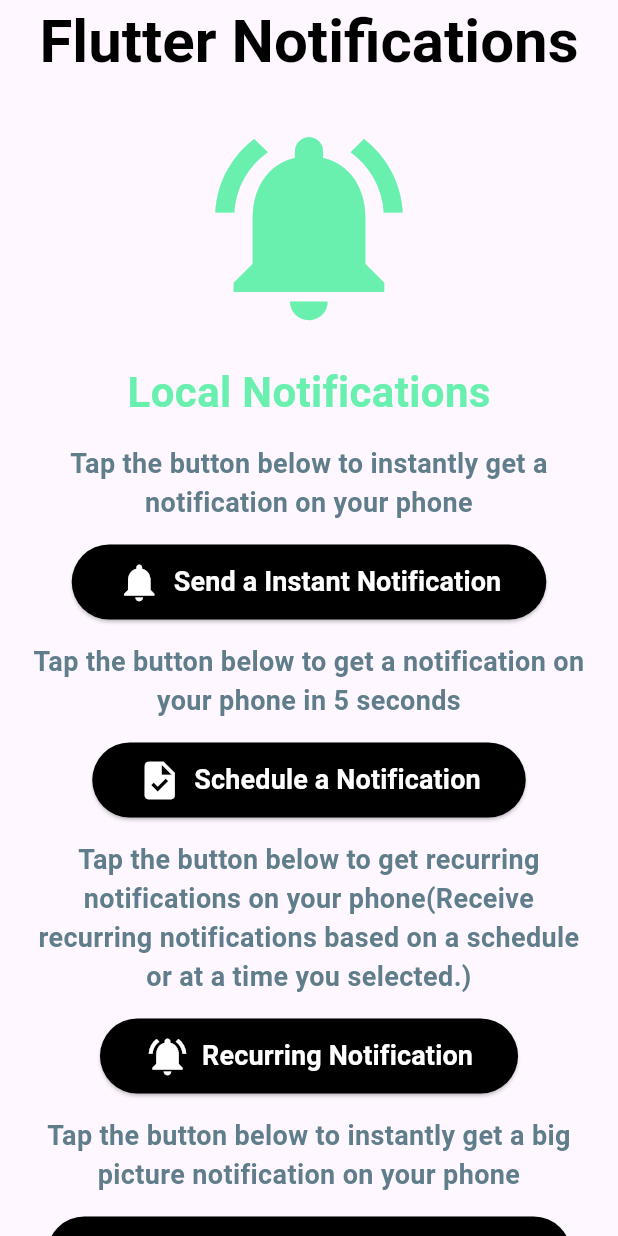
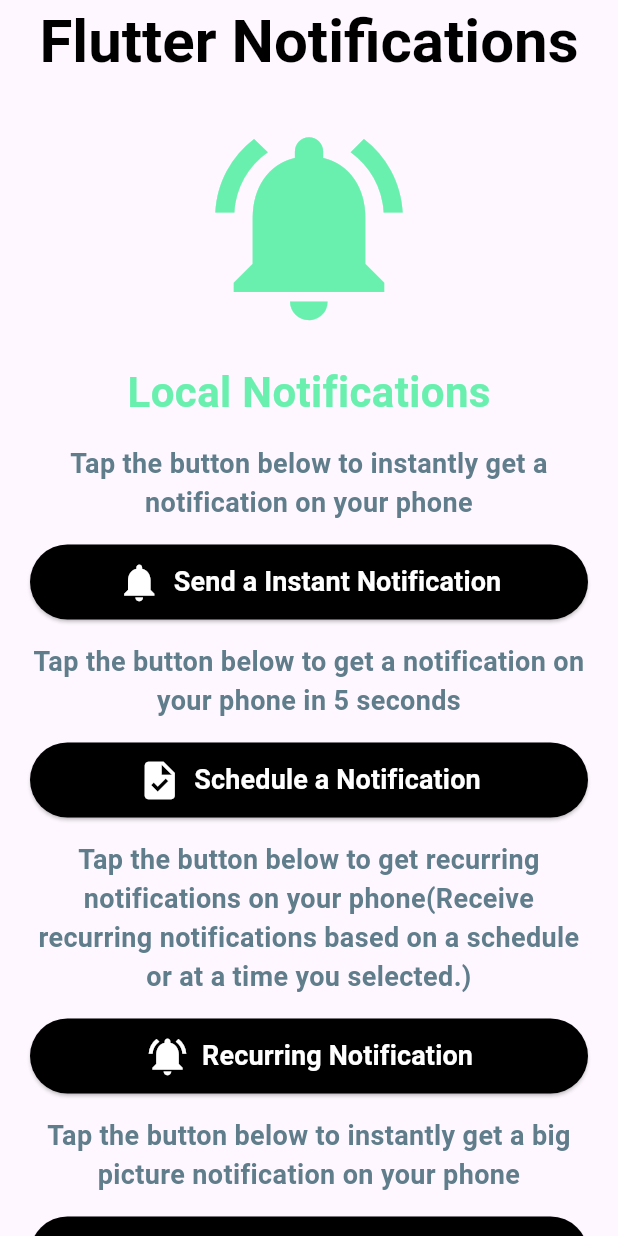
Before and after one commit to PAIshanMadusha/basic-flutter-notifications, a Flutter app: the screen it shows after launch, on a phone screen of 412 x 824 dp. Run offline on Flutter 3.47's test engine with Material 3 defaults, Android fonts, the light colour scheme and no system bars; our stand-ins replace firebase_core, firebase_messaging, flutter_local_notifications, timezone; accounts and stored records are empty; generated files the repository leaves out were written again.

Commit message:
Changed the ElevatedButton Width

```diff
--- a/lib/main.dart
+++ b/lib/main.dart
@@ -60,7 +60,6 @@
       );
     });
   }
-
   runApp(MyApp());
 }
 
--- a/lib/pages/home_page.dart
+++ b/lib/pages/home_page.dart
@@ -163,12 +163,14 @@
     );
   }
 
-  ElevatedButton customElevatedButton({
+  Widget customElevatedButton({
     required void Function()? onPressed,
     required String labelData,
     required IconData icon,
   }) {
-    return ElevatedButton.icon(
+    return SizedBox(
+      width: double.infinity,
+      child: ElevatedButton.icon(
         style: ButtonStyle(
           backgroundColor: WidgetStatePropertyAll(Colors.black),
           padding: WidgetStatePropertyAll(
@@ -185,6 +187,7 @@
           ),
         ),
         icon: Icon(icon, size: 30, color: Colors.white),
+      ),
     );
   }
 }
```
Lines whose indentation alone changed are shown as unchanged.
